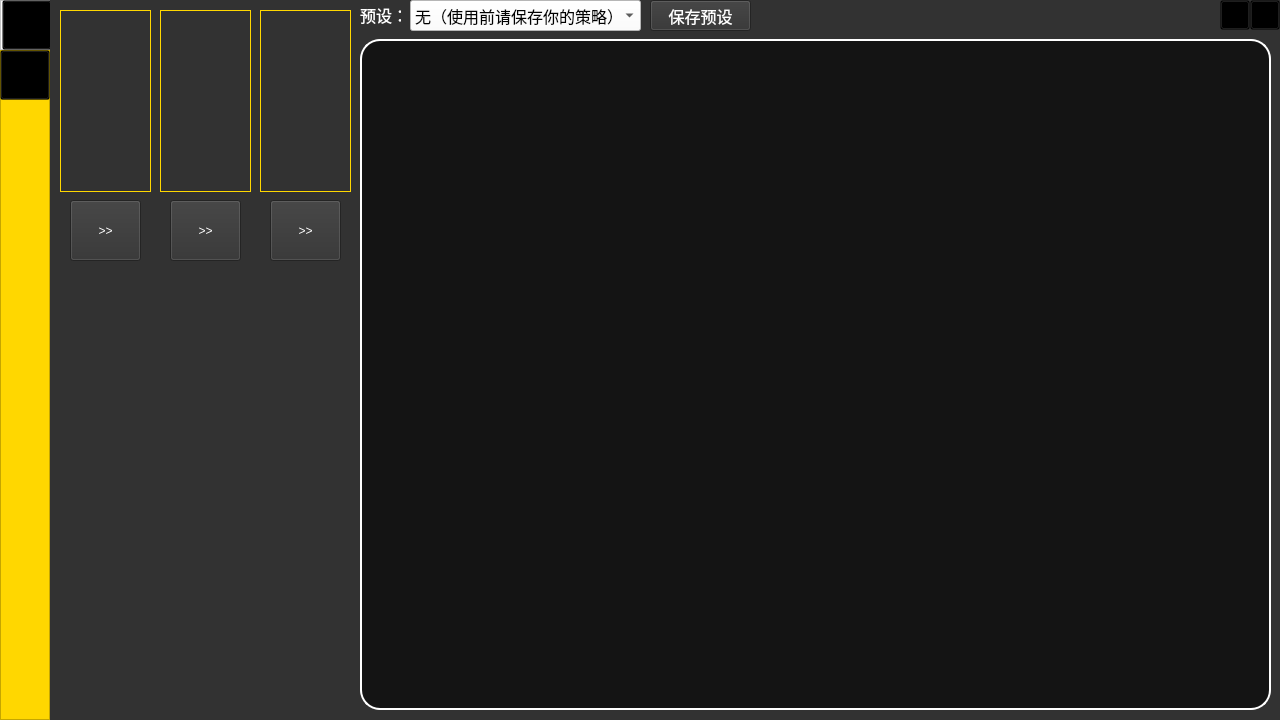
Before: the Qt Designer form WWC.ui in Namasday/WutheringWavesCalculator, drawn with Qt 5.
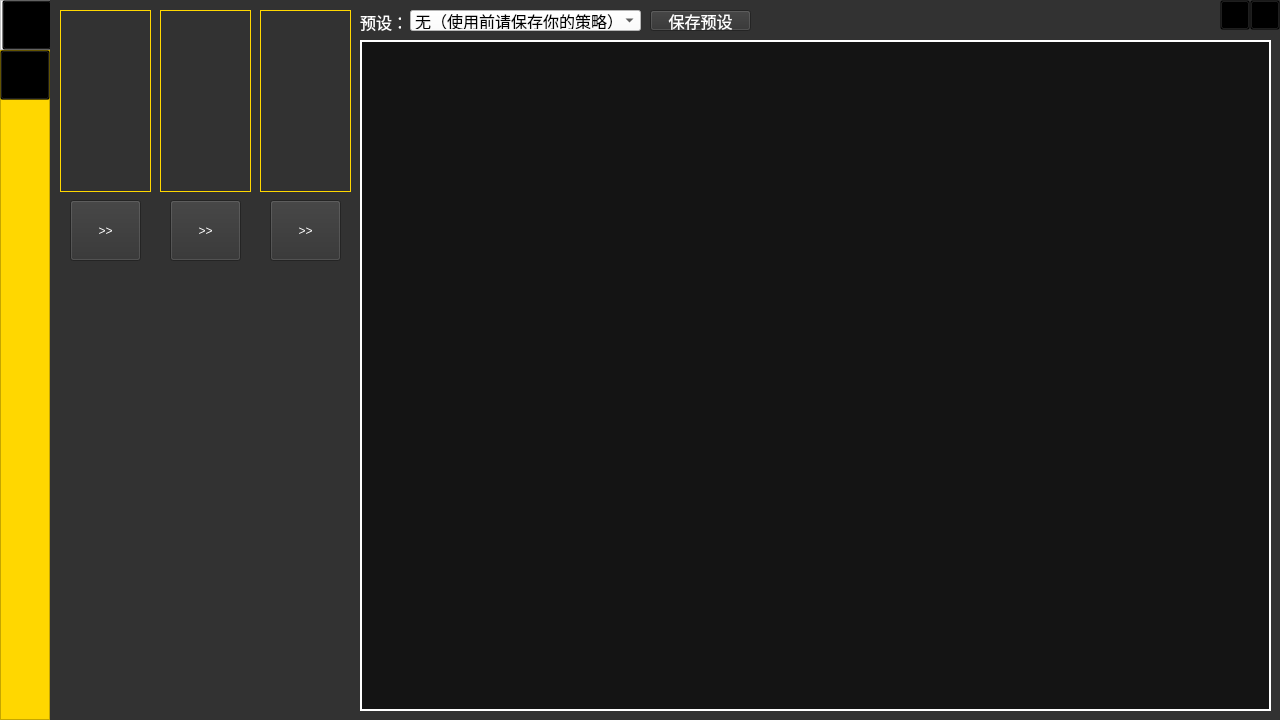
After: the same form once the commit is applied. Icons and pictures are not drawn.

```diff
--- a/WWC.ui
+++ b/WWC.ui
@@ -167,9 +167,9 @@
      <property name="geometry">
       <rect>
        <x>360</x>
-       <y>0</y>
+       <y>10</y>
        <width>231</width>
-       <height>31</height>
+       <height>21</height>
       </rect>
      </property>
      <property name="font">
@@ -238,9 +238,9 @@
      <property name="geometry">
       <rect>
        <x>310</x>
-       <y>0</y>
+       <y>10</y>
        <width>41</width>
-       <height>31</height>
+       <height>21</height>
       </rect>
      </property>
      <property name="font">
@@ -263,9 +263,9 @@
      <property name="geometry">
       <rect>
        <x>600</x>
-       <y>0</y>
+       <y>10</y>
        <width>101</width>
-       <height>31</height>
+       <height>21</height>
       </rect>
      </property>
      <property name="font">
@@ -329,22 +329,25 @@
       <string>&gt;&gt;</string>
      </property>
     </widget>
-    <widget class="QLabel" name="labelStrategy">
+    <widget class="QTextEdit" name="strategy">
      <property name="geometry">
       <rect>
        <x>310</x>
-       <y>39</y>
+       <y>40</y>
        <width>911</width>
        <height>671</height>
       </rect>
      </property>
+     <property name="font">
+      <font>
+       <family>楷体</family>
+       <pointsize>20</pointsize>
+      </font>
+     </property>
      <property name="styleSheet">
       <string notr="true">border: 2px solid #ffffff; /* 设置边框和颜色 */
-border-radius: 20px; /* 设置圆角半径 */
-background-color: rgb(20, 20, 20);</string>
-     </property>
-     <property name="text">
-      <string/>
+background-color: rgb(20, 20, 20);
+color: rgb(255, 255, 255);</string>
      </property>
     </widget>
    </widget>
```
Left out of the diff: 7 changed lines with no effect on the pictures.
